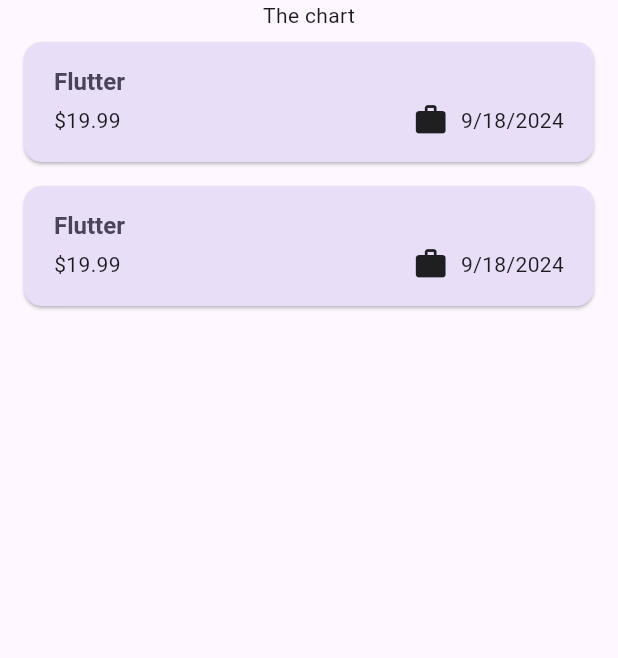
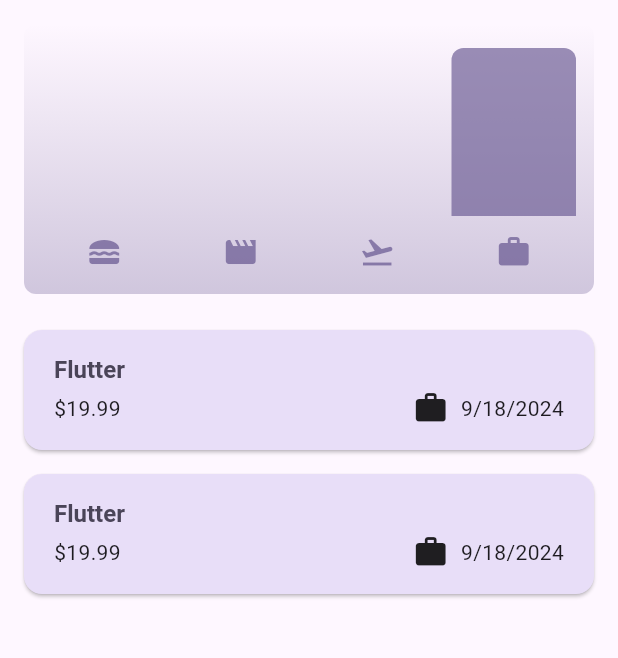
Before and after one commit to OlehChornyi/expense_tracker, a Flutter app: the screen it shows after launch, on a phone screen of 412 x 824 dp, the part 84-742 px from its top. Run offline on Flutter 3.47's test engine with Material 3 defaults, Android fonts, the phone set to English and light mode, and no system bars.

Commit message:
8th: chart

```diff
--- a/lib/main.dart
+++ b/lib/main.dart
@@ -6,9 +6,28 @@ var kColorScheme = ColorScheme.fromSeed(
   seedColor: const Color.fromARGB(255, 96, 59, 181),
 );
 
+var kDarkColorScheme = ColorScheme.fromSeed(
+  brightness: Brightness.dark,
+  seedColor: Color.fromARGB(255, 5, 99, 125),
+);
+
 void main() {
   runApp(
     MaterialApp(
+      darkTheme: ThemeData.dark().copyWith(
+        useMaterial3: true,
+        colorScheme: kDarkColorScheme,
+        cardTheme: CardTheme().copyWith(
+          color: kDarkColorScheme.secondaryContainer,
+          margin: const EdgeInsets.symmetric(horizontal: 16, vertical: 8),
+        ),
+        elevatedButtonTheme: ElevatedButtonThemeData(
+          style: ElevatedButton.styleFrom(
+            backgroundColor: kDarkColorScheme.primaryContainer,
+            foregroundColor: kDarkColorScheme.onPrimaryContainer,
+          ),
+        ),
+      ),
       theme: ThemeData().copyWith(
         useMaterial3: true,
         colorScheme: kColorScheme,
@@ -33,6 +52,7 @@ void main() {
               ),
             ),
       ),
+      themeMode: ThemeMode.system,
       home: const Expenses(),
     ),
   );
--- a/lib/models/expense_model.dart
+++ b/lib/models/expense_model.dart
@@ -6,7 +6,7 @@ final formatter = DateFormat.yMd();
 
 const uuid = Uuid();
 
-enum Category {food, leisure, travel, work}
+enum Category { food, leisure, travel, work }
 
 const categoryIcons = {
   Category.food: Icons.lunch_dining,
@@ -33,3 +33,28 @@ class Expense {
     return formatter.format(date);
   }
 }
+
+class ExpenseBucket {
+  const ExpenseBucket({
+    required this.category,
+    required this.expenses,
+  });
+
+  ExpenseBucket.forCategory(List<Expense> allExpensses, this.category)
+      : expenses = allExpensses
+            .where((expense) => expense.category == category)
+            .toList();
+
+  final Category category;
+  final List<Expense> expenses;
+
+  double get totalExpenses {
+    double sum = 0;
+
+    for (final expense in expenses) {
+      sum += expense.amount;
+    }
+
+    return sum;
+  }
+}
--- /dev/null
+++ b/lib/widgets/chart/chart.dart
@@ -0,0 +1,95 @@
+import 'package:flutter/material.dart';
+
+import 'package:expence_tracker/widgets/chart/chart_bar.dart';
+import 'package:expence_tracker/models/expense_model.dart';
+
+class Chart extends StatelessWidget {
+  const Chart({super.key, required this.expenses});
+
+  final List<Expense> expenses;
+
+  List<ExpenseBucket> get buckets {
+    return [
+      ExpenseBucket.forCategory(expenses, Category.food),
+      ExpenseBucket.forCategory(expenses, Category.leisure),
+      ExpenseBucket.forCategory(expenses, Category.travel),
+      ExpenseBucket.forCategory(expenses, Category.work),
+    ];
+  }
+
+  double get maxTotalExpense {
+    double maxTotalExpense = 0;
+
+    for (final bucket in buckets) {
+      if (bucket.totalExpenses > maxTotalExpense) {
+        maxTotalExpense = bucket.totalExpenses;
+      }
+    }
+
+    return maxTotalExpense;
+  }
+
+  @override
+  Widget build(BuildContext context) {
+    final isDarkMode =
+        MediaQuery.of(context).platformBrightness == Brightness.dark;
+    return Container(
+      margin: const EdgeInsets.all(16),
+      padding: const EdgeInsets.symmetric(
+        vertical: 16,
+        horizontal: 8,
+      ),
+      width: double.infinity,
+      height: 180,
+      decoration: BoxDecoration(
+        borderRadius: BorderRadius.circular(8),
+        gradient: LinearGradient(
+          colors: [
+            Theme.of(context).colorScheme.primary.withOpacity(0.3),
+            Theme.of(context).colorScheme.primary.withOpacity(0.0)
+          ],
+          begin: Alignment.bottomCenter,
+          end: Alignment.topCenter,
+        ),
+      ),
+      child: Column(
+        children: [
+          Expanded(
+            child: Row(
+              crossAxisAlignment: CrossAxisAlignment.end,
+              children: [
+                for (final bucket in buckets) // alternative to map()
+                  ChartBar(
+                    fill: bucket.totalExpenses == 0
+                        ? 0
+                        : bucket.totalExpenses / maxTotalExpense,
+                  )
+              ],
+            ),
+          ),
+          const SizedBox(height: 12),
+          Row(
+            children: buckets
+                .map(
+                  (bucket) => Expanded(
+                    child: Padding(
+                      padding: const EdgeInsets.symmetric(horizontal: 4),
+                      child: Icon(
+                        categoryIcons[bucket.category],
+                        color: isDarkMode
+                            ? Theme.of(context).colorScheme.secondary
+                            : Theme.of(context)
+                                .colorScheme
+                                .primary
+                                .withOpacity(0.7),
+                      ),
+                    ),
+                  ),
+                )
+                .toList(),
+          )
+        ],
+      ),
+    );
+  }
+}
--- /dev/null
+++ b/lib/widgets/chart/chart_bar.dart
@@ -0,0 +1,34 @@
+import 'package:flutter/material.dart';
+
+class ChartBar extends StatelessWidget {
+  const ChartBar({
+    super.key,
+    required this.fill,
+  });
+
+  final double fill;
+
+  @override
+  Widget build(BuildContext context) {
+    final isDarkMode =
+        MediaQuery.of(context).platformBrightness == Brightness.dark;
+    return Expanded(
+      child: Padding(
+        padding: const EdgeInsets.symmetric(horizontal: 4),
+        child: FractionallySizedBox(
+          heightFactor: fill,
+          child: DecoratedBox(
+            decoration: BoxDecoration(
+              shape: BoxShape.rectangle,
+              borderRadius:
+                  const BorderRadius.vertical(top: Radius.circular(8)),
+              color: isDarkMode
+                  ? Theme.of(context).colorScheme.secondary
+                  : Theme.of(context).colorScheme.primary.withOpacity(0.65),
+            ),
+          ),
+        ),
+      ),
+    );
+  }
+}
--- a/lib/widgets/expenses.dart
+++ b/lib/widgets/expenses.dart
@@ -1,3 +1,4 @@
+import 'package:expence_tracker/widgets/chart/chart.dart';
 import 'package:expence_tracker/widgets/new_expense.dart';
 import 'package:flutter/material.dart';
 import 'package:expence_tracker/models/expense_model.dart';
@@ -89,7 +90,7 @@ class _ExpensesState extends State<Expenses> {
       ),
       body: Column(
         children: [
-          const Text('The chart'),
+          Chart(expenses: _registeredExpences),
           Expanded(
             child: mainContent,
           ),
```
Lines whose indentation alone changed are shown as unchanged.
